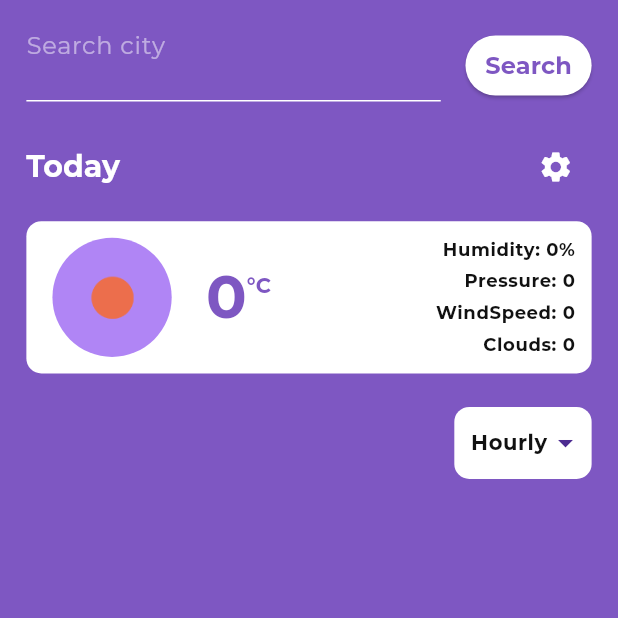
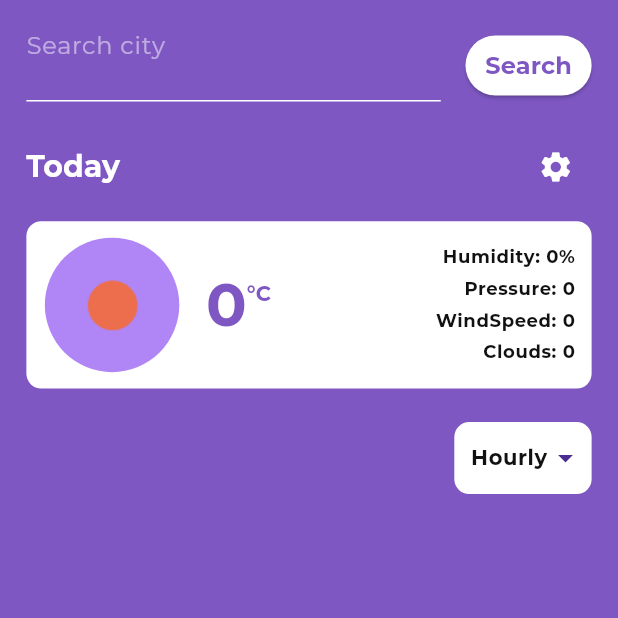
Before and after one commit to ramziddinAndersen/weather-app, a Flutter app: the screen it shows after launch, on a phone screen of 412 x 824 dp, the top half of it. Run offline on Flutter 3.47's test engine with Material 2 defaults, Android fonts, the phone set to English and light mode, and no system bars; our stand-ins replace auto_route, bot_toast, chopper, dartz, equatable, flutter_bloc and 6 more; generated files the repository leaves out were written again; network calls fail; project files that could hold a hidden picture were left out.

```diff
--- a/lib/features/home/presentation/pages/widgets/current_weather_section.dart
+++ b/lib/features/home/presentation/pages/widgets/current_weather_section.dart
@@ -18,7 +18,7 @@ class CurrentWeatherSection extends StatelessWidget {
     return BlocBuilder<HomeCubit, HomeState>(
       builder: (context, state) {
         return Container(
-          height: 100.h,
+          height: 110.h,
           padding: EdgeInsets.all(10.w),
           decoration: BoxDecoration(
             color: context.colorScheme.secondary,
--- a/lib/features/home/presentation/pages/widgets/weather_list_daily_item.dart
+++ b/lib/features/home/presentation/pages/widgets/weather_list_daily_item.dart
@@ -32,7 +32,7 @@ class WeatherListDailyItem extends StatelessWidget {
           child: Container(
             margin: EdgeInsets.symmetric(vertical: 6.w),
             padding: EdgeInsets.all(10.w),
-            height: 110.h,
+            height: 120.h,
             decoration: BoxDecoration(
               color: AppColors.primaryDarkColor,
               borderRadius: getBorderRadius(),
--- a/lib/features/home/presentation/pages/widgets/weather_list_hourly_item.dart
+++ b/lib/features/home/presentation/pages/widgets/weather_list_hourly_item.dart
@@ -32,7 +32,7 @@ class WeatherListHourlyItem extends StatelessWidget {
           child: Container(
             margin: EdgeInsets.symmetric(vertical: 6.w),
             padding: EdgeInsets.all(10.w),
-            height: 105.h,
+            height: 115.h,
             decoration: BoxDecoration(
               color: AppColors.primaryDarkColor,
               borderRadius: getBorderRadius(),
```
Also changed, not shown: 1 other file.
